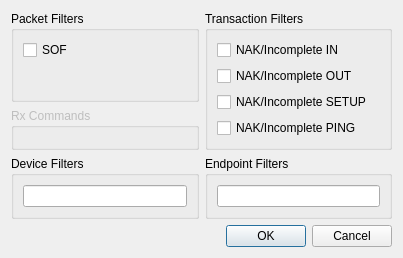
Before: the Qt Designer form ui/filterwindow.ui in lambdaconcept/usb2sniffer-qt, drawn with Qt 5.
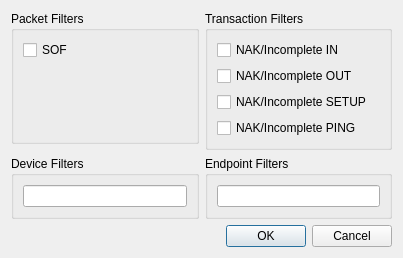
After: the same form once the commit is applied.

Commit message: remove useless rx command setting

What changed in the file:
```diff
--- a/ui/filterwindow.ui
+++ b/ui/filterwindow.ui
@@ -14,31 +14,6 @@
    <string>Filter</string>
   </property>
   <layout class="QGridLayout" name="gridLayout">
-   <item row="1" column="0">
-    <widget class="QGroupBox" name="groupBox_3">
-     <property name="enabled">
-      <bool>false</bool>
-     </property>
-     <property name="title">
-      <string>Rx Commands</string>
-     </property>
-     <layout class="QVBoxLayout" name="verticalLayout_3">
-      <item>
-       <spacer name="verticalSpacer_3">
-        <property name="orientation">
-         <enum>Qt::Vertical</enum>
-        </property>
-        <property name="sizeHint" stdset="0">
-         <size>
-          <width>20</width>
-          <height>10</height>
-         </size>
-        </property>
-       </spacer>
-      </item>
-     </layout>
-    </widget>
-   </item>
    <item row="0" column="1" rowspan="2">
     <widget class="QGroupBox" name="groupBox_2">
      <property name="title">
```
